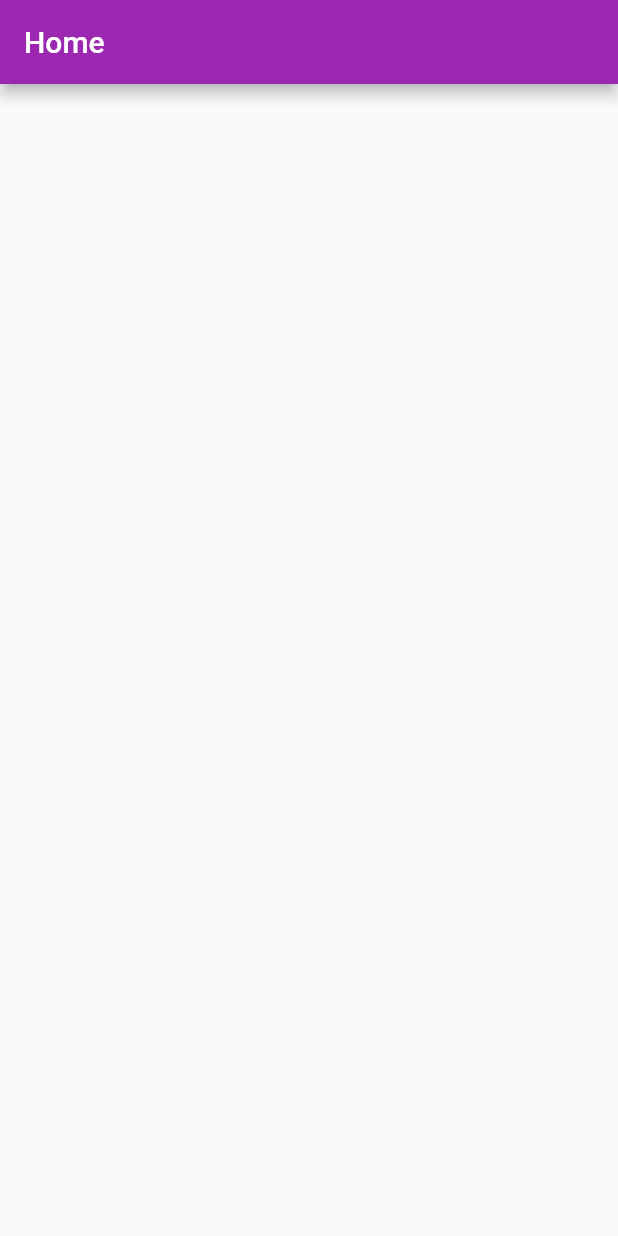
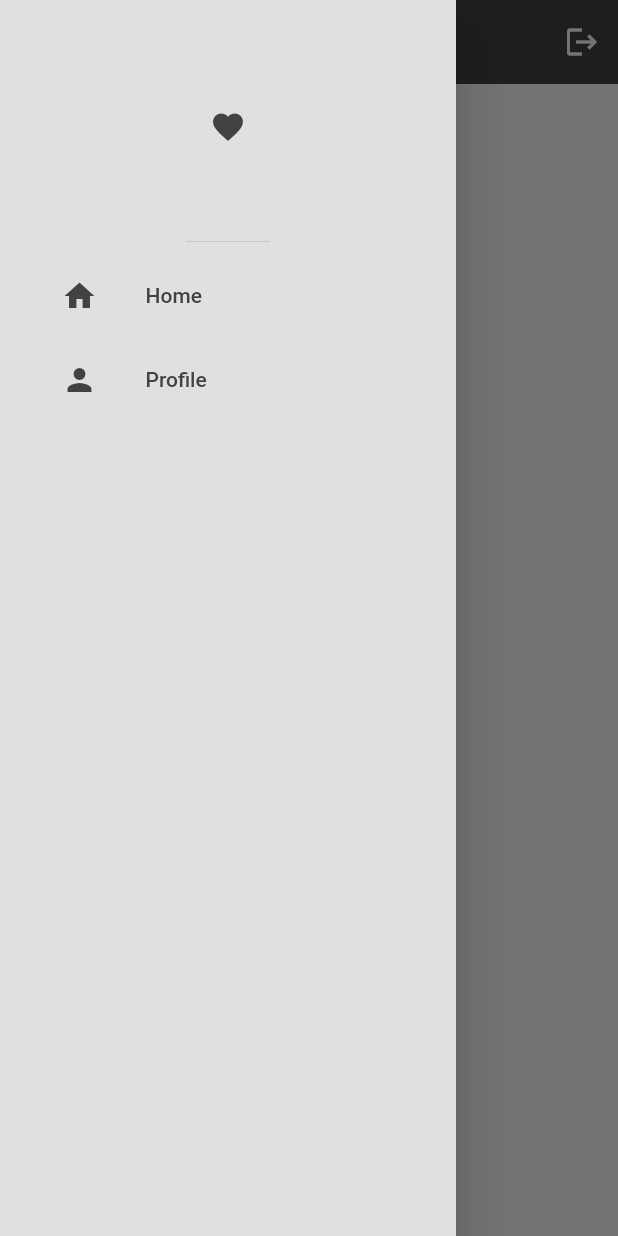
Before and after one commit to imasha-senarath/sociable-hub, a Flutter app: the screen it shows once a user with an empty profile is signed in, with the side drawer open (before the commit the screen has no drawer), on a phone screen of 412 x 824 dp. Run offline on Flutter 3.47's test engine with Material 2 defaults, Android fonts, the phone set to English and light mode, and no system bars; our stand-ins replace cloud_firestore, firebase_auth, firebase_core; accounts and stored records are empty.

Commit message:
Profile.

```diff
--- /dev/null
+++ b/lib/components/app_drawer.dart
@@ -0,0 +1,49 @@
+import 'package:flutter/material.dart';
+
+class AppDrawer extends StatelessWidget {
+  const AppDrawer({Key? key}) : super(key: key);
+
+  @override
+  Widget build(BuildContext context) {
+    return Drawer(
+      backgroundColor: Theme.of(context).colorScheme.background,
+      child: Column(
+        children: [
+          DrawerHeader(
+            child: Icon(
+              Icons.favorite,
+              color: Theme.of(context).colorScheme.inversePrimary,
+            ),
+          ),
+          Padding(
+            padding: const EdgeInsets.only(left: 25.0),
+            child: ListTile(
+              leading: Icon(
+                Icons.home,
+                color: Theme.of(context).colorScheme.inversePrimary,
+              ),
+              title: const Text("Home"),
+              onTap: () {
+                Navigator.pop(context);
+              },
+            ),
+          ),
+          Padding(
+            padding: const EdgeInsets.only(left: 25.0),
+            child: ListTile(
+              leading: Icon(
+                Icons.person,
+                color: Theme.of(context).colorScheme.inversePrimary,
+              ),
+              title: const Text("Profile"),
+              onTap: () {
+                Navigator.pop(context);
+                Navigator.pushNamed(context, '/profile_page');
+              },
+            ),
+          )
+        ],
+      ),
+    );
+  }
+}
--- a/lib/main.dart
+++ b/lib/main.dart
@@ -3,6 +3,7 @@ import 'package:flutter/material.dart';
 import 'package:sociable_hub/auth/auth.dart';
 import 'package:sociable_hub/auth/login_or_register.dart';
 import 'package:sociable_hub/pages/login_page.dart';
+import 'package:sociable_hub/pages/profile_page.dart';
 import 'package:sociable_hub/theme/dark_mode.dart';
 import 'package:sociable_hub/theme/light_mode.dart';
 
@@ -29,6 +30,10 @@ class MyApp extends StatelessWidget {
       home: const AppAuth(),
       theme: lightMode,
       darkTheme: darkMode,
+      routes: {
+        '/login_register_page': (context) => const LoginOrRegister(),
+        '/profile_page': (context) => ProfilePage(),
+      },
     );
   }
 }
--- a/lib/pages/home_page.dart
+++ b/lib/pages/home_page.dart
@@ -1,15 +1,29 @@
+import 'package:firebase_auth/firebase_auth.dart';
 import 'package:flutter/material.dart';
+import 'package:sociable_hub/components/app_drawer.dart';
 
 class HomePage extends StatelessWidget {
   const HomePage({Key? key}) : super(key: key);
+
+  void logout() async {
+    FirebaseAuth.instance.signOut();
+  }
 
   @override
   Widget build(BuildContext context) {
     return Scaffold(
       appBar: AppBar(
         title: const Text("Home"),
-        backgroundColor: Colors.purple,
+        backgroundColor: Theme.of(context).colorScheme.inversePrimary,
+        elevation: 0,
+        actions: [
+          IconButton(
+            onPressed: logout,
+            icon: const Icon(Icons.logout),
+          ),
+        ],
       ),
+      drawer: const AppDrawer(),
     );
   }
 }
--- a/pubspec.yaml
+++ b/pubspec.yaml
@@ -37,6 +37,7 @@ dependencies:
   cupertino_icons: ^1.0.2
   firebase_core: ^2.7.1
   firebase_auth: ^4.3.0
+  cloud_firestore: ^4.4.4
 
 dev_dependencies:
   flutter_test:
```
Also changed, not shown: lib/pages/profile_page.dart (added, +51 -0 lines), lib/pages/register_page.dart (+15 -0 lines), lib/pages/users_page.dart (added, +37 -0 lines), pubspec.lock, 3 other files.
